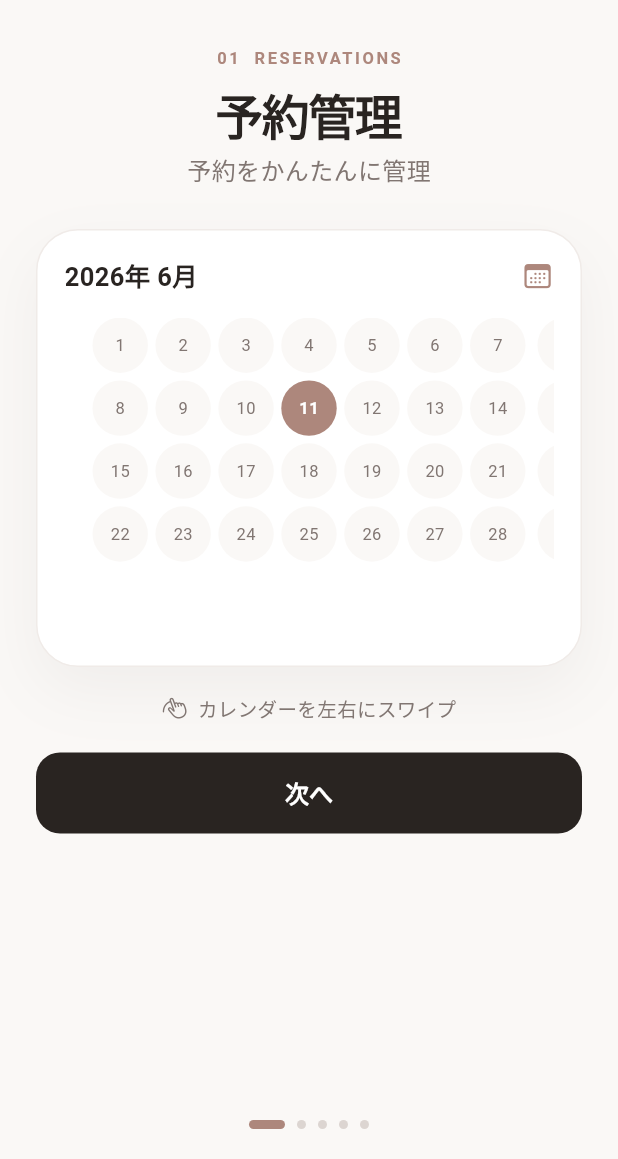
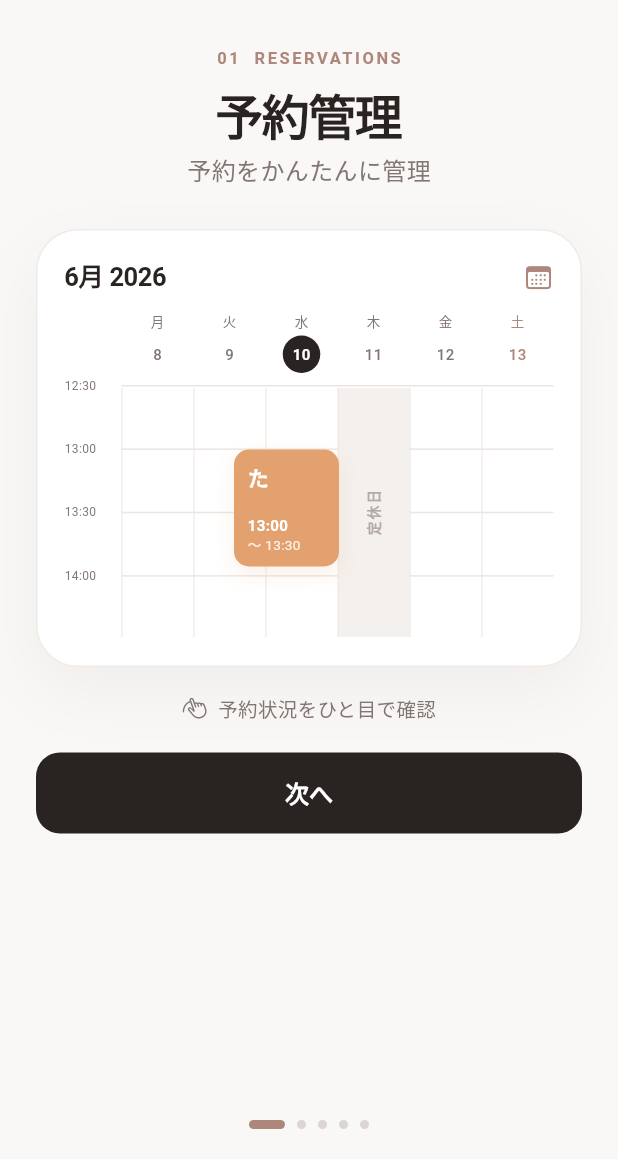
Before and after one commit to takuya42/salon_note, a Flutter app: the screen it shows after launch, on a phone screen of 412 x 824 dp, the part 77-1236 px from its top. Run offline on Flutter 3.47's test engine with Material 3 defaults, Android fonts, the phone set to English and light mode, and no system bars; our stand-ins replace cloud_firestore, firebase_analytics, firebase_auth, firebase_core, firebase_crashlytics, firebase_messaging and 13 more; missing offline and left inert: dart:html, purchases_flutter; accounts and stored records are empty.

Commit message:
fix customer access and improve onboarding flow

```diff
--- a/lib/onboarding/pages/onboarding_page.dart
+++ b/lib/onboarding/pages/onboarding_page.dart
@@ -6,7 +6,6 @@ import 'package:flutter/material.dart';
 import 'package:flutter_riverpod/flutter_riverpod.dart';
 
 import '../../auth/pages/auth_gate.dart';
-import '../../auth/services/auth_service.dart';
 import '../providers/onboarding_provider.dart';
 
 const _ink = Color(0xFF292421);
@@ -23,9 +22,7 @@ class OnboardingPage extends ConsumerStatefulWidget {
 
 class _OnboardingPageState extends ConsumerState<OnboardingPage> {
   final PageController _pageController = PageController();
-  final AuthService _authService = AuthService();
   int _page = 0;
-  bool _isSigningIn = false;
 
   Future<void> _next() async {
     await _pageController.nextPage(
@@ -34,36 +31,12 @@ class _OnboardingPageState extends ConsumerState<OnboardingPage> {
     );
   }
 
-  Future<void> _openLogin() async {
+  Future<void> _openAuthGate() async {
     await ref.read(onboardingCompletedProvider.notifier).complete();
     if (!mounted) return;
     Navigator.of(context).pushReplacement(
       CupertinoPageRoute<void>(builder: (_) => const AuthGate()),
     );
-  }
-
-  Future<void> _signIn(Future<Object?> Function() action) async {
-    if (_isSigningIn) return;
-    setState(() => _isSigningIn = true);
-    try {
-      final result = await action();
-      if (result == null) {
-        if (mounted) setState(() => _isSigningIn = false);
-        return;
-      }
-      await ref.read(onboardingCompletedProvider.notifier).complete();
-      if (!mounted) return;
-      Navigator.of(context).pushAndRemoveUntil(
-        CupertinoPageRoute<void>(builder: (_) => const AuthGate()),
-        (_) => false,
-      );
-    } catch (error) {
-      if (!mounted) return;
-      setState(() => _isSigningIn = false);
-      ScaffoldMessenger.of(context).showSnackBar(
-        SnackBar(content: Text(error.toString())),
-      );
-    }
   }
 
   @override
@@ -118,7 +91,7 @@ class _OnboardingPageState extends ConsumerState<OnboardingPage> {
                     eyebrow: '01  RESERVATIONS',
                     title: '予約管理',
                     subtitle: '予約をかんたんに管理',
-                    hint: 'カレンダーを左右にスワイプ',
+                    hint: '予約状況をひと目で確認',
                     demo: const _CalendarDemo(),
                     onNext: _next,
                   ),
@@ -146,12 +119,7 @@ class _OnboardingPageState extends ConsumerState<OnboardingPage> {
                     demo: const _WebBookingDemo(),
                     onNext: _next,
                   ),
-                  _StartPage(
-                    isLoading: _isSigningIn,
-                    onApple: () => _signIn(_authService.signInWithApple),
-                    onGoogle: () => _signIn(_authService.signInWithGoogle),
-                    onEmail: _openLogin,
-                  ),
+                  _StartPage(onStart: _openAuthGate),
                 ],
               ),
             ),
@@ -306,82 +274,231 @@ class _DemoCard extends StatelessWidget {
   }
 }
 
-class _CalendarDemo extends StatefulWidget {
+class _CalendarDemo extends StatelessWidget {
   const _CalendarDemo();
 
-  @override
-  State<_CalendarDemo> createState() => _CalendarDemoState();
-}
-
-class _CalendarDemoState extends State<_CalendarDemo> {
-  final PageController _controller = PageController(viewportFraction: 0.91);
-  int _month = 0;
-
-  @override
-  void dispose() {
-    _controller.dispose();
-    super.dispose();
-  }
+  static const _orange = Color(0xFFE3A16F);
+  static const _line = Color(0xFFEDE5E0);
 
   @override
   Widget build(BuildContext context) {
-    const months = ['6月', '7月', '8月'];
     return _DemoCard(
       child: Column(
         children: [
-          Row(
+          const Row(
             children: [
               Text(
-                '2026年 ${months[_month]}',
-                style: const TextStyle(
+                '6月 2026',
+                style: TextStyle(
                   color: _ink,
                   fontSize: 17,
                   fontWeight: FontWeight.w700,
+                  letterSpacing: -0.3,
                 ),
               ),
-              const Spacer(),
-              const Icon(CupertinoIcons.calendar, color: _accent, size: 21),
+              Spacer(),
+              Icon(CupertinoIcons.calendar, color: _accent, size: 20),
             ],
           ),
-          const SizedBox(height: 14),
+          const SizedBox(height: 10),
+          const Row(
+            children: [
+              SizedBox(width: 38),
+              _DemoDay(label: '月', date: '8'),
+              _DemoDay(label: '火', date: '9'),
+              _DemoDay(label: '水', date: '10', selected: true),
+              _DemoDay(label: '木', date: '11'),
+              _DemoDay(label: '金', date: '12'),
+              _DemoDay(label: '土', date: '13', weekend: true),
+            ],
+          ),
+          const SizedBox(height: 8),
           Expanded(
-            child: PageView.builder(
-              controller: _controller,
-              onPageChanged: (value) => setState(() => _month = value),
-              itemCount: months.length,
-              itemBuilder: (_, page) => Padding(
-                padding: const EdgeInsets.symmetric(horizontal: 4),
-                child: GridView.builder(
-                  physics: const NeverScrollableScrollPhysics(),
-                  gridDelegate: const SliverGridDelegateWithFixedCrossAxisCount(
-                    crossAxisCount: 7,
-                    mainAxisSpacing: 5,
-                    crossAxisSpacing: 5,
+            child: Stack(
+              children: [
+                Column(
+                  children: const [
+                    _TimeLine(time: '12:30'),
+                    _TimeLine(time: '13:00'),
+                    _TimeLine(time: '13:30'),
+                    _TimeLine(time: '14:00'),
+                  ],
                 ),
-                  itemCount: 28,
-                  itemBuilder: (_, index) {
-                    final selected = index == 10 + page * 2;
-                    return AnimatedContainer(
-                      duration: const Duration(milliseconds: 300),
+                Positioned(
+                  top: 2,
+                  bottom: 1,
+                  left: 38,
+                  right: 0,
+                  child: Row(
+                    children: List.generate(
+                      6,
+                      (index) => Expanded(
+                        child: Container(
                           decoration: BoxDecoration(
-                        color: selected ? _accent : const Color(0xFFFAF8F6),
-                        shape: BoxShape.circle,
-                      ),
-                      alignment: Alignment.center,
-                      child: Text(
-                        '${index + 1}',
-                        style: TextStyle(
-                          color: selected ? Colors.white : _muted,
-                          fontSize: 11,
-                          fontWeight: selected ? FontWeight.w700 : null,
+                            color: index == 3
+                                ? const Color(0xFFF4F0ED)
+                                : Colors.transparent,
+                            border: const Border(
+                              left: BorderSide(color: _line, width: 0.7),
                             ),
                           ),
-                    );
-                  },
+                          child: index == 3
+                              ? const Center(
+                                  child: RotatedBox(
+                                    quarterTurns: 3,
+                                    child: Text(
+                                      '定休日',
+                                      style: TextStyle(
+                                        color: Color(0xFFB4AAA5),
+                                        fontSize: 9,
+                                        fontWeight: FontWeight.w600,
+                                        letterSpacing: 1.5,
+                                      ),
+                                    ),
+                                  ),
+                                )
+                              : null,
                         ),
                       ),
                     ),
                   ),
+                ),
+                Positioned(
+                  top: 43,
+                  left: 38 + (2 * 37.5),
+                  width: 70,
+                  height: 78,
+                  child: TweenAnimationBuilder<double>(
+                    tween: Tween(begin: 0, end: 1),
+                    duration: const Duration(milliseconds: 700),
+                    curve: Curves.easeOutCubic,
+                    builder: (context, value, child) => Opacity(
+                      opacity: value,
+                      child: Transform.translate(
+                        offset: Offset(0, 10 * (1 - value)),
+                        child: child,
+                      ),
+                    ),
+                    child: Container(
+                      padding: const EdgeInsets.fromLTRB(9, 8, 7, 7),
+                      decoration: BoxDecoration(
+                        color: _orange,
+                        borderRadius: BorderRadius.circular(10),
+                        boxShadow: const [
+                          BoxShadow(
+                            color: Color(0x2AE3A16F),
+                            blurRadius: 12,
+                            offset: Offset(0, 5),
+                          ),
+                        ],
+                      ),
+                      child: const Column(
+                        crossAxisAlignment: CrossAxisAlignment.start,
+                        children: [
+                          Text(
+                            'た',
+                            style: TextStyle(
+                              color: Colors.white,
+                              fontSize: 14,
+                              fontWeight: FontWeight.w700,
+                            ),
+                          ),
+                          Spacer(),
+                          Text(
+                            '13:00',
+                            style: TextStyle(
+                              color: Colors.white,
+                              fontSize: 10,
+                              fontWeight: FontWeight.w600,
+                            ),
+                          ),
+                          Text(
+                            '〜 13:30',
+                            style: TextStyle(
+                              color: Color(0xFFFDF1E8),
+                              fontSize: 9,
+                            ),
+                          ),
+                        ],
+                      ),
+                    ),
+                  ),
+                ),
+              ],
+            ),
+          ),
+        ],
+      ),
+    );
+  }
+}
+
+class _DemoDay extends StatelessWidget {
+  const _DemoDay({
+    required this.label,
+    required this.date,
+    this.selected = false,
+    this.weekend = false,
+  });
+
+  final String label;
+  final String date;
+  final bool selected;
+  final bool weekend;
+
+  @override
+  Widget build(BuildContext context) {
+    final color = weekend ? _accent : _muted;
+    return Expanded(
+      child: Column(
+        children: [
+          Text(label, style: TextStyle(color: color, fontSize: 9)),
+          const SizedBox(height: 3),
+          Container(
+            width: 25,
+            height: 25,
+            alignment: Alignment.center,
+            decoration: BoxDecoration(
+              color: selected ? _ink : Colors.transparent,
+              shape: BoxShape.circle,
+            ),
+            child: Text(
+              date,
+              style: TextStyle(
+                color: selected ? Colors.white : color,
+                fontSize: 10,
+                fontWeight: selected ? FontWeight.w700 : FontWeight.w500,
+              ),
+            ),
+          ),
+        ],
+      ),
+    );
+  }
+}
+
+class _TimeLine extends StatelessWidget {
+  const _TimeLine({required this.time});
+
+  final String time;
+
+  @override
+  Widget build(BuildContext context) {
+    return Expanded(
+      child: Row(
+        crossAxisAlignment: CrossAxisAlignment.start,
+        children: [
+          SizedBox(
+            width: 38,
+            child: Transform.translate(
+              offset: const Offset(0, -5),
+              child: Text(
+                time,
+                style: const TextStyle(color: _muted, fontSize: 8),
+              ),
+            ),
+          ),
+          const Expanded(child: Divider(height: 1, color: _CalendarDemo._line)),
         ],
       ),
     );
@@ -686,17 +803,9 @@ class _WebBookingDemoState extends State<_WebBookingDemo> {
 }
 
 class _StartPage extends StatelessWidget {
-  const _StartPage({
-    required this.isLoading,
-    required this.onApple,
-    required this.onGoogle,
-    required this.onEmail,
-  });
+  const _StartPage({required this.onStart});
 
-  final bool isLoading;
-  final VoidCallback onApple;
-  final VoidCallback onGoogle;
-  final VoidCallback onEmail;
+  final VoidCallback onStart;
 
   @override
   Widget build(BuildContext context) {
@@ -711,7 +820,13 @@ class _StartPage extends StatelessWidget {
             decoration: BoxDecoration(
               color: Colors.white,
               borderRadius: BorderRadius.circular(27),
-              boxShadow: const [BoxShadow(color: Color(0x14000000), blurRadius: 30, offset: Offset(0, 12))],
+              boxShadow: const [
+                BoxShadow(
+                  color: Color(0x14000000),
+                  blurRadius: 30,
+                  offset: Offset(0, 12),
+                ),
+              ],
             ),
             child: ClipRRect(
               borderRadius: BorderRadius.circular(24),
@@ -719,89 +834,48 @@ class _StartPage extends StatelessWidget {
             ),
           ),
           const SizedBox(height: 28),
-          const Text('今すぐ始める', style: TextStyle(color: _ink, fontSize: 32, fontWeight: FontWeight.w700, letterSpacing: -1)),
+          const Text(
+            '今すぐ始める',
+            style: TextStyle(
+              color: _ink,
+              fontSize: 32,
+              fontWeight: FontWeight.w700,
+              letterSpacing: -1,
+            ),
+          ),
           const SizedBox(height: 10),
-          const Text('サロンワークを、もっと美しくシンプルに。', textAlign: TextAlign.center, style: TextStyle(color: _muted, fontSize: 15)),
-          const SizedBox(height: 38),
-          if (isLoading)
-            const Padding(
-              padding: EdgeInsets.symmetric(vertical: 55),
-              child: CupertinoActivityIndicator(radius: 14),
-            )
-          else ...[
-            _SocialButton(
+          const Text(
+            'サロンワークを、もっと美しくシンプルに。',
+            textAlign: TextAlign.center,
+            style: TextStyle(color: _muted, fontSize: 15),
+          ),
+          const SizedBox(height: 42),
+          SizedBox(
+            width: double.infinity,
+            height: 56,
+            child: FilledButton(
+              onPressed: onStart,
+              style: FilledButton.styleFrom(
                 backgroundColor: _ink,
                 foregroundColor: Colors.white,
-              icon: const Icon(Icons.apple, size: 25),
-              label: 'Appleでログイン',
-              onPressed: onApple,
+                shape: RoundedRectangleBorder(
+                  borderRadius: BorderRadius.circular(16),
                 ),
-            const SizedBox(height: 12),
-            _SocialButton(
-              backgroundColor: Colors.white,
-              foregroundColor: _ink,
-              icon: Image.asset('assets/images/google.png', width: 20, height: 20),
-              label: 'Googleでログイン',
-              onPressed: onGoogle,
-              border: const BorderSide(color: Color(0xFFE2DCDA)),
               ),
-            const SizedBox(height: 14),
-            TextButton(
-              onPressed: onEmail,
-              child: const Text('メールアドレスでログイン', style: TextStyle(color: _muted, fontWeight: FontWeight.w600)),
+              child: const Text(
+                'SalonNoteを始める',
+                style: TextStyle(fontSize: 16, fontWeight: FontWeight.w600),
               ),
-          ],
+            ),
+          ),
           const SizedBox(height: 18),
           const Text(
-            '続行すると、利用規約とプライバシーポリシーに\n同意したものとみなされます。',
+            'ログイン済みの場合は、そのまま予約管理画面へ進みます。',
             textAlign: TextAlign.center,
-            style: TextStyle(color: Color(0xFFA39A96), fontSize: 11, height: 1.6),
+            style: TextStyle(color: Color(0xFFA39A96), fontSize: 11),
           ),
         ],
       ),
     );
   }
 }
-
-class _SocialButton extends StatelessWidget {
-  const _SocialButton({
-    required this.backgroundColor,
-    required this.foregroundColor,
-    required this.icon,
-    required this.label,
-    required this.onPressed,
-    this.border,
-  });
-
-  final Color backgroundColor;
-  final Color foregroundColor;
-  final Widget icon;
-  final String label;
-  final VoidCallback onPressed;
-  final BorderSide? border;
-
-  @override
-  Widget build(BuildContext context) {
-    return SizedBox(
-      width: double.infinity,
-      height: 56,
-      child: FilledButton(
-        onPressed: onPressed,
-        style: FilledButton.styleFrom(
-          backgroundColor: backgroundColor,
-          foregroundColor: foregroundColor,
-          side: border,
-          shape: RoundedRectangleBorder(borderRadius: BorderRadius.circular(16)),
-        ),
-        child: Row(
-          mainAxisAlignment: MainAxisAlignment.center,
-          children: [
-            icon,
-            const SizedBox(width: 10),
-            Text(label, style: const TextStyle(fontSize: 16, fontWeight: FontWeight.w600)),
-          ],
-        ),
-      ),
-    );
-  }
-}
```
Also changed, not shown: lib/customer/customer_booking_page.dart (+16 -14 lines), lib/splash/splash_page.dart (+18 -6 lines), lib/store/pages/customer_detail_page.dart (+8 -14 lines), lib/store/providers/customer_provider.dart (+55 -85 lines), lib/store/repositories/customer_repository.dart (added, +90 -0 lines), lib/store/tabs/customer_tab.dart (+2 -7 lines), 1 other file. Lines whose indentation alone changed are shown as unchanged.
